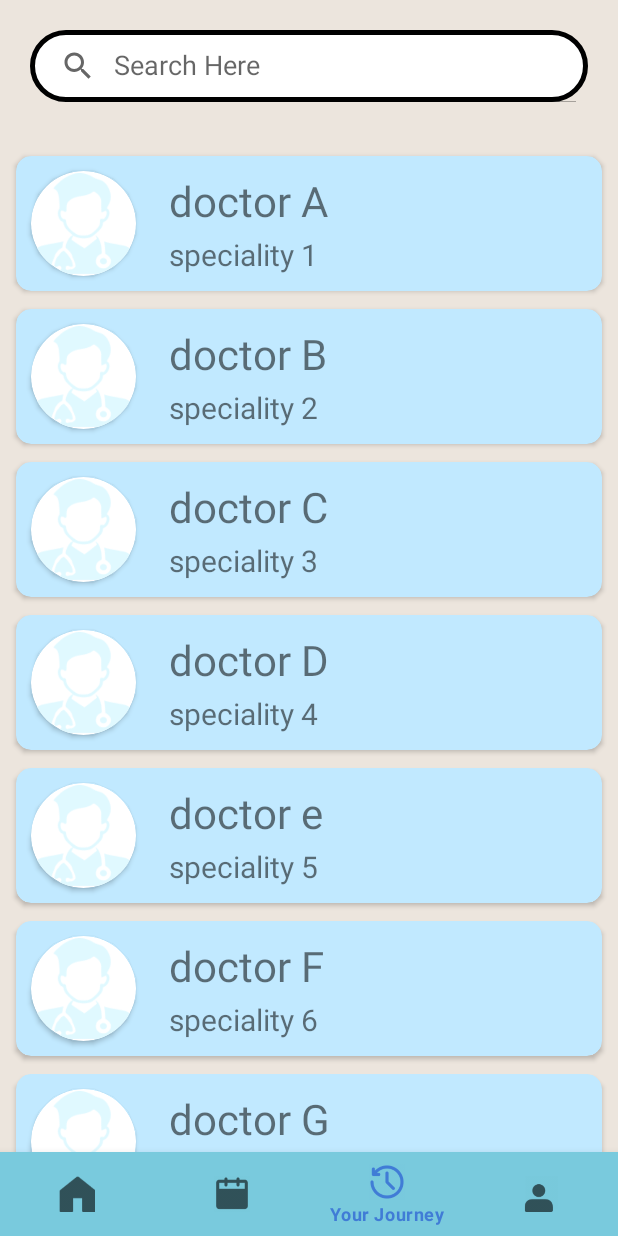
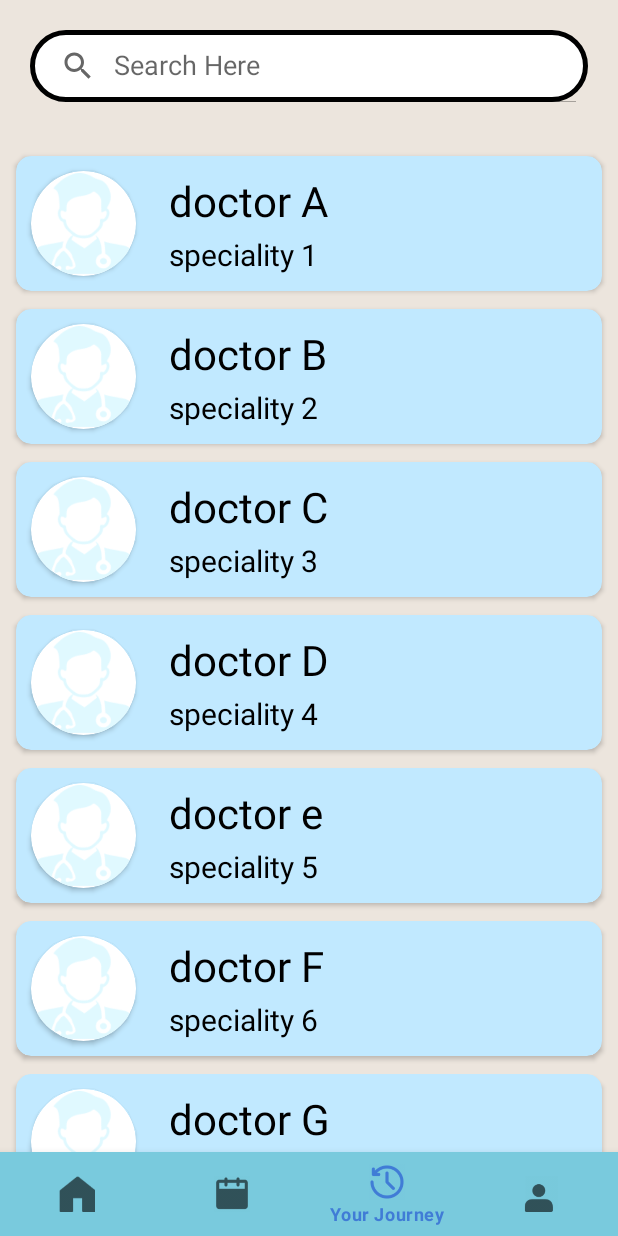
Before and after one commit to SomyaJain-30/Patient-Side-App, an Android app: the screen it shows after launch once a user with an empty profile is signed in (Home), item 3 of the bottom bar chosen, on a phone screen of 412 x 824 dp. Run offline under Robolectric (Android 15) with nearby library versions, the phone set to English and light mode, and no system bars; our stand-ins replace Firebase (no records; nobody signed in at launch, a user with empty details on screens opened directly).

Commit message:
search view

```diff
--- a/app/src/main/java/com/example/btp_prop1/RecyclerDoctorListAdapter.java
+++ b/app/src/main/java/com/example/btp_prop1/RecyclerDoctorListAdapter.java
@@ -13,46 +13,42 @@ import androidx.recyclerview.widget.RecyclerView;
 import java.util.ArrayList;
 
 public class RecyclerDoctorListAdapter extends RecyclerView.Adapter<RecyclerDoctorListAdapter.viewHolder> {
-
     Context context;
-    ArrayList<contactModel> doctorList;
-    RecyclerDoctorListAdapter(Context context, ArrayList<contactModel> doctorList)
-    {
-        this.context = context;
-        this.doctorList = doctorList;
+    ArrayList<contactModel> arrContacts;
+    RecyclerDoctorListAdapter(Context context, ArrayList<contactModel> arrContacts){
+        this.context=context;
+        this.arrContacts= arrContacts;
     }
-
     @NonNull
     @Override
     public viewHolder onCreateViewHolder(@NonNull ViewGroup parent, int viewType) {
-        View view = LayoutInflater.from(context).inflate(R.layout.doctor_list_for_fragment_clock,parent,false);
+        View view = LayoutInflater.from(context).inflate(R.layout.doctor_list_card,parent,false);
         viewHolder viewHolder = new viewHolder(view);
         return viewHolder;
+
     }
 
     @Override
     public void onBindViewHolder(@NonNull viewHolder holder, int position) {
-        holder.imageDoctor.setImageResource(doctorList.get(position).image);
-        holder.txtname.setText(doctorList.get(position).name);
-        holder.txtspeciality.setText(doctorList.get(position).speciality);
+        holder.imageDoctor.setImageResource(arrContacts.get(position).image);
+        holder.txtname.setText(arrContacts.get(position).name);
+        holder.txtspeciality.setText(arrContacts.get(position).speciality);
     }
 
     @Override
     public int getItemCount() {
-        return doctorList.size();
+        return arrContacts.size();
     }
 
-    public class viewHolder extends RecyclerView.ViewHolder
-    {
-        TextView txtname,txtspeciality;
+    public class viewHolder extends RecyclerView.ViewHolder{
+        TextView txtname, txtspeciality;
         ImageView imageDoctor;
-        public viewHolder(@NonNull View itemView)
-        {
+        public viewHolder(@NonNull View itemView){
             super(itemView);
+
             txtname = itemView.findViewById(R.id.name_doctor_list_card);
-            txtspeciality = itemView.findViewById(R.id.speciality_docto_list_card);
+            txtspeciality= itemView.findViewById(R.id.speciality_docto_list_card);
             imageDoctor = itemView.findViewById(R.id.doctor_image_doctor_list_card);
-
         }
     }
 }
--- a/app/src/main/java/com/example/btp_prop1/contactModel.java
+++ b/app/src/main/java/com/example/btp_prop1/contactModel.java
@@ -1,7 +1,6 @@
 package com.example.btp_prop1;
 
-public class contactModel
-{
+public class contactModel {
     int image;
     String name, speciality;
 
--- a/app/src/main/res/drawable/search_view_background.xml
+++ b/app/src/main/res/drawable/search_view_background.xml
@@ -1,12 +1,12 @@
 <?xml version="1.0" encoding="utf-8"?>
 <shape xmlns:android="http://schemas.android.com/apk/res/android">
 
-    <corners android:radius="50dp"/>
-    <solid android:color="@color/white"/>
+    <corners android:radius="40dp"/>
+    <solid android:color="@color/white"
+        android:textColorHint="#71706F"
+        android:textColor="@color/black"
+        />
     <stroke
         android:color="@color/black"
         android:width="3dp"/>
-
-
-
 </shape>
--- a/app/src/main/res/layout/activity_otp_page.xml
+++ b/app/src/main/res/layout/activity_otp_page.xml
@@ -48,7 +48,7 @@
         app:layout_constraintEnd_toEndOf="parent"
         app:layout_constraintStart_toStartOf="parent"
         app:layout_constraintTop_toTopOf="parent"
-        app:layout_constraintVertical_bias="0.166">
+        app:layout_constraintVertical_bias="0.185">
 
         <EditText
 
--- /dev/null
+++ b/app/src/main/res/layout/doctor_list_card.xml
@@ -0,0 +1,62 @@
+<?xml version="1.0" encoding="utf-8"?>
+<LinearLayout xmlns:android="http://schemas.android.com/apk/res/android"
+    android:layout_width="match_parent"
+    android:layout_height="wrap_content"
+    android:gravity="center"
+    xmlns:app="http://schemas.android.com/apk/res-auto">
+
+    <androidx.cardview.widget.CardView
+        android:id="@+id/cardview_doctor_list_card"
+        android:layout_width="match_parent"
+        android:layout_height="wrap_content"
+        app:cardCornerRadius="10dp"
+        app:cardUseCompatPadding="true"
+        app:cardBackgroundColor="#C1E9FF">
+
+
+        <androidx.cardview.widget.CardView
+            android:layout_width="70dp"
+            android:layout_height="70dp"
+            android:layout_margin="10dp"
+            app:cardCornerRadius="60dp"
+            app:cardBackgroundColor="@color/white">
+
+            <ImageView
+                android:id="@+id/doctor_image_doctor_list_card"
+                android:layout_width="wrap_content"
+                android:layout_height="wrap_content"
+                android:layout_gravity="center"
+                android:src="@drawable/doctor_image">
+            </ImageView>
+        </androidx.cardview.widget.CardView>
+
+        <LinearLayout
+            android:layout_width="match_parent"
+            android:layout_height="wrap_content"
+            android:layout_marginLeft="80dp"
+            android:layout_marginRight="35dp"
+            android:layout_gravity="center"
+            android:orientation="vertical">
+
+            <TextView
+                android:id="@+id/name_doctor_list_card"
+                android:layout_width="wrap_content"
+                android:layout_height="wrap_content"
+                android:text="Name"
+                android:textColor="@color/black"
+                android:textSize="28sp"
+                android:layout_marginBottom="3dp" />
+            <TextView
+                android:id="@+id/speciality_docto_list_card"
+                android:layout_width="wrap_content"
+                android:layout_height="wrap_content"
+                android:text="Speciality"
+                android:textColor="@color/black"
+                android:textSize="20sp"/>
+
+        </LinearLayout>
+
+
+    </androidx.cardview.widget.CardView>
+
+</LinearLayout>
--- a/app/src/main/res/layout/fragment_clock.xml
+++ b/app/src/main/res/layout/fragment_clock.xml
@@ -9,11 +9,14 @@
     android:orientation="vertical">
 
     <SearchView
+        android:id="@+id/search_view_fragment_clock"
         android:layout_width="match_parent"
         android:layout_marginTop="20dp"
         android:layout_marginHorizontal="20dp"
         android:iconifiedByDefault="false"
         android:queryHint="Search Here"
+        android:textColor="@color/black"
+        android:textColorHint="#636161"
         android:background="@drawable/search_view_background"
         android:layout_height="wrap_content">
 
```
Also changed, not shown: app/src/main/java/com/example/btp_prop1/ClockFragment.java (+53 -1 lines), app/src/main/java/com/example/btp_prop1/RecommendedDoctors.java (added, +38 -0 lines), app/src/main/res/layout/activity_recommended_doctors.xml (added, +33 -0 lines).
